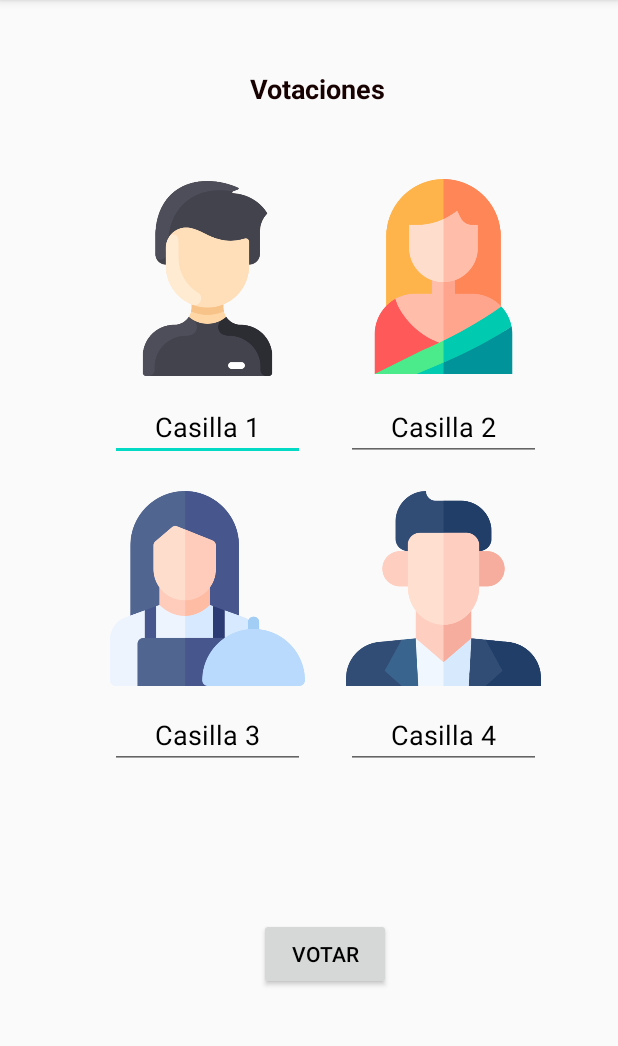
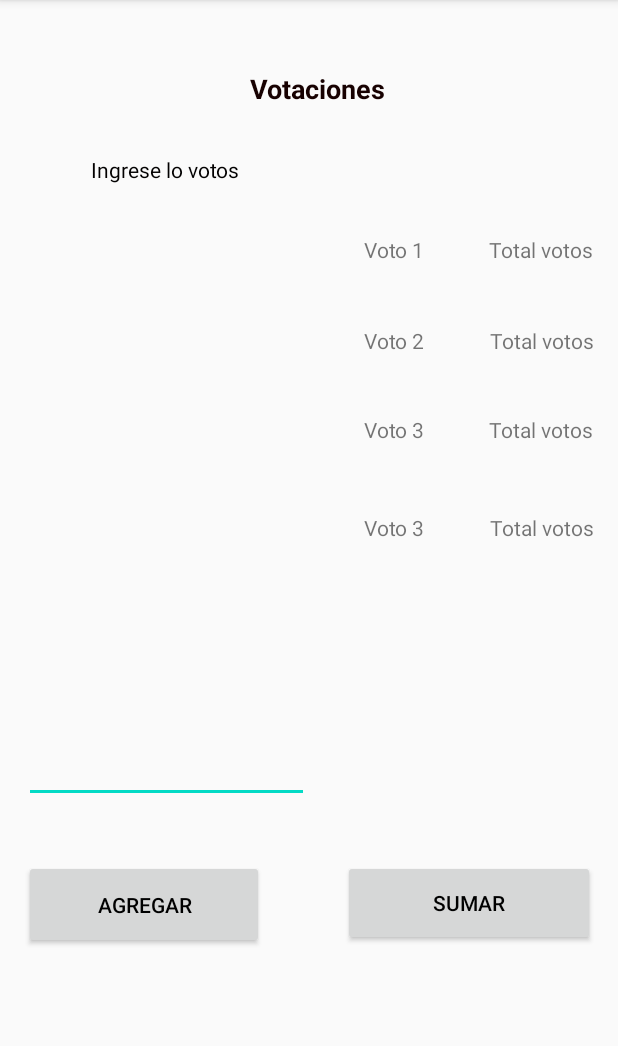
Before and after one commit to EduarRugamas/All-in-one-devexpertos, an Android app: the Ejercicio_2 screen opened directly, with no data from a screen before it, on a phone screen of 412 x 824 dp, the part 84-1130 px from its top. Run offline under Robolectric (Android 15) with nearby library versions, the phone set to English and light mode, and no system bars.

Commit message:
pantalla ejercicio2

```diff
--- a/app/src/main/AndroidManifest.xml
+++ b/app/src/main/AndroidManifest.xml
@@ -11,8 +11,6 @@
         android:theme="@style/AppTheme">
         <activity android:name=".Salarios.Ejercicio_3"></activity>
         <activity android:name=".Votos.Ejercicio_2" />
-        <activity android:name=".Votos.Votos" />
-        <activity android:name=".Salarios.Votos" />
         <activity android:name=".Ecuacion_Cuadratica.Ejercicio_1" />
         <activity android:name=".Home.MainActivity">
             <intent-filter>
--- a/app/src/main/java/com/devexpertos/allinone/Ecuacion_Cuadratica/Ejercicio_1.kt
+++ b/app/src/main/java/com/devexpertos/allinone/Ecuacion_Cuadratica/Ejercicio_1.kt
@@ -2,11 +2,16 @@ package com.devexpertos.allinone.Ecuacion_Cuadratica
 
 import androidx.appcompat.app.AppCompatActivity
 import android.os.Bundle
+import android.view.View
+import android.widget.EditText
 import com.devexpertos.allinone.R
 
 class Ejercicio_1 : AppCompatActivity() {
     override fun onCreate(savedInstanceState: Bundle?) {
         super.onCreate(savedInstanceState)
         setContentView(R.layout.activity_ejercicio_1)
+
+        val cantidad=findViewById<View>(R.id.buket) as EditText
+
     }
 }
--- a/app/src/main/res/layout/activity_ejercicio_2.xml
+++ b/app/src/main/res/layout/activity_ejercicio_2.xml
@@ -6,136 +6,7 @@
     android:layout_height="match_parent"
     tools:context=".Votos.Ejercicio_2">
 
-
-    <ImageView
-        android:id="@+id/imageView2"
-        android:layout_width="130dp"
-        android:layout_height="150dp"
-        app:layout_constraintBottom_toBottomOf="parent"
-        app:layout_constraintEnd_toEndOf="parent"
-        app:layout_constraintHorizontal_bias="0.259"
-        app:layout_constraintStart_toStartOf="parent"
-        app:layout_constraintTop_toTopOf="parent"
-        app:layout_constraintVertical_bias="0.179"
-        app:srcCompat="@drawable/pic1"
-        />
-
-    <ImageView
-        android:id="@+id/imageView4"
-        android:layout_width="130dp"
-        android:layout_height="150dp"
-        app:layout_constraintBottom_toBottomOf="parent"
-        app:layout_constraintEnd_toEndOf="parent"
-        app:layout_constraintHorizontal_bias="0.259"
-        app:layout_constraintStart_toStartOf="parent"
-        app:layout_constraintTop_toTopOf="parent"
-        app:layout_constraintVertical_bias="0.514"
-        app:srcCompat="@drawable/pic3" />
-
-    <ImageView
-        android:id="@+id/imageView6"
-        android:layout_width="130dp"
-        android:layout_height="150dp"
-        app:layout_constraintBottom_toBottomOf="parent"
-        app:layout_constraintEnd_toEndOf="parent"
-        app:layout_constraintHorizontal_bias="0.818"
-        app:layout_constraintStart_toStartOf="parent"
-        app:layout_constraintTop_toTopOf="parent"
-        app:layout_constraintVertical_bias="0.514"
-        app:srcCompat="@drawable/pic4" />
-
-    <ImageView
-        android:id="@+id/imageView3"
-        android:layout_width="130dp"
-        android:layout_height="150dp"
-        app:layout_constraintBottom_toBottomOf="parent"
-        app:layout_constraintEnd_toEndOf="parent"
-        app:layout_constraintHorizontal_bias="0.818"
-        app:layout_constraintStart_toStartOf="parent"
-        app:layout_constraintTop_toTopOf="parent"
-        app:layout_constraintVertical_bias="0.177"
-        app:srcCompat="@drawable/pic2" />
-
-    <Button
-        android:id="@+id/button"
-        android:layout_width="wrap_content"
-        android:layout_height="wrap_content"
-        android:text="Votar"
-        android:textAlignment="center"
-        android:textColor="#000000"
-        app:layout_constraintBottom_toBottomOf="parent"
-        app:layout_constraintEnd_toEndOf="parent"
-        app:layout_constraintHorizontal_bias="0.532"
-        app:layout_constraintStart_toStartOf="parent"
-        app:layout_constraintTop_toTopOf="parent"
-        app:layout_constraintVertical_bias="0.85" />
-
-    <EditText
-        android:id="@+id/editTextTextPersonName"
-        android:layout_width="130dp"
-        android:layout_height="40dp"
-        android:ems="10"
-        android:inputType="textPersonName"
-        android:text="Casilla 1"
-        android:textAlignment="center"
-        android:textColor="#000000"
-        app:layout_constraintBottom_toBottomOf="parent"
-        app:layout_constraintEnd_toEndOf="parent"
-        app:layout_constraintHorizontal_bias="0.259"
-        app:layout_constraintStart_toStartOf="parent"
-        app:layout_constraintTop_toTopOf="parent"
-        app:layout_constraintVertical_bias="0.367" />
-
-    <EditText
-        android:id="@+id/editTextTextPersonName2"
-        android:layout_width="130dp"
-        android:layout_height="40dp"
-        android:ems="10"
-        android:inputType="textPersonName"
-        android:text="Casilla 3"
-        android:textAlignment="center"
-        android:textColor="#000000"
-        app:layout_constraintBottom_toBottomOf="parent"
-        app:layout_constraintEnd_toEndOf="parent"
-        app:layout_constraintHorizontal_bias="0.259"
-        app:layout_constraintStart_toStartOf="parent"
-        app:layout_constraintTop_toTopOf="parent"
-        app:layout_constraintVertical_bias="0.649" />
-
-    <EditText
-        android:id="@+id/editTextTextPersonName4"
-        android:layout_width="130dp"
-        android:layout_height="40dp"
-        android:ems="10"
-        android:inputType="textPersonName"
-        android:text="Casilla 2"
-        android:textAlignment="center"
-        android:textColor="#000000"
-        app:layout_constraintBottom_toBottomOf="parent"
-        app:layout_constraintEnd_toEndOf="parent"
-        app:layout_constraintHorizontal_bias="0.818"
-        app:layout_constraintStart_toStartOf="parent"
-        app:layout_constraintTop_toTopOf="@+id/imageView3"
-        app:layout_constraintVertical_bias="0.255" />
-
-    <EditText
-        android:id="@+id/editTextTextPersonName3"
-        android:layout_width="130dp"
-        android:layout_height="40dp"
-        android:ems="10"
-        android:inputType="textPersonName"
-        android:text="Casilla 4"
-        android:textAlignment="center"
-        android:textColor="#000000"
-        app:layout_constraintBottom_toBottomOf="parent"
-        app:layout_constraintEnd_toEndOf="parent"
-        app:layout_constraintHorizontal_bias="0.818"
-        app:layout_constraintStart_toStartOf="parent"
-        app:layout_constraintTop_toTopOf="parent"
-        app:layout_constraintVertical_bias="0.649" />
-
     <TextView
-        android:id="@+id/textView2"
         android:layout_width="174dp"
         android:layout_height="27dp"
         android:text="Votaciones"
@@ -150,4 +21,157 @@
         app:layout_constraintTop_toTopOf="parent"
         app:layout_constraintVertical_bias="0.063" />
 
+    <TextView
+        android:layout_width="190dp"
+        android:layout_height="37dp"
+        android:text="Ingrese lo votos "
+        android:textAlignment="center"
+        android:textColor="#020000"
+        app:layout_constraintBottom_toBottomOf="parent"
+        app:layout_constraintEnd_toEndOf="parent"
+        app:layout_constraintHorizontal_bias="0.074"
+        app:layout_constraintStart_toStartOf="parent"
+        app:layout_constraintTop_toTopOf="parent"
+        app:layout_constraintVertical_bias="0.141" />
+
+    <EditText
+        android:id="@+id/buket"
+        android:layout_width="190dp"
+        android:layout_height="371dp"
+        android:ems="10"
+        android:inputType="textPersonName"
+        android:gravity="left"
+        app:layout_constraintBottom_toBottomOf="parent"
+        app:layout_constraintEnd_toEndOf="parent"
+        app:layout_constraintHorizontal_bias="0.072"
+        app:layout_constraintStart_toStartOf="parent"
+        app:layout_constraintTop_toTopOf="parent"
+        app:layout_constraintVertical_bias="0.413" />
+
+    <TextView
+        android:id="@+id/ttlVt1"
+        android:layout_width="70dp"
+        android:layout_height="30dp"
+        android:text="Total votos"
+        app:layout_constraintBottom_toBottomOf="parent"
+        app:layout_constraintEnd_toEndOf="parent"
+        app:layout_constraintHorizontal_bias="0.953"
+        app:layout_constraintStart_toStartOf="parent"
+        app:layout_constraintTop_toTopOf="parent"
+        app:layout_constraintVertical_bias="0.212" />
+
+    <TextView
+        android:id="@+id/vt1"
+        android:layout_width="70dp"
+        android:layout_height="30dp"
+        android:text="Voto 1"
+        app:layout_constraintBottom_toBottomOf="parent"
+        app:layout_constraintEnd_toEndOf="parent"
+        app:layout_constraintHorizontal_bias="0.709"
+        app:layout_constraintStart_toStartOf="parent"
+        app:layout_constraintTop_toTopOf="parent"
+        app:layout_constraintVertical_bias="0.212" />
+
+    <TextView
+        android:id="@+id/ttlVt2"
+        android:layout_width="70dp"
+        android:layout_height="31dp"
+        android:text="Total votos"
+        app:layout_constraintBottom_toBottomOf="parent"
+        app:layout_constraintEnd_toEndOf="parent"
+        app:layout_constraintHorizontal_bias="0.956"
+        app:layout_constraintStart_toStartOf="parent"
+        app:layout_constraintTop_toTopOf="parent"
+        app:layout_constraintVertical_bias="0.295" />
+
+    <TextView
+        android:id="@+id/vt2"
+        android:layout_width="70dp"
+        android:layout_height="31dp"
+        android:text="Voto 2"
+        app:layout_constraintBottom_toBottomOf="parent"
+        app:layout_constraintEnd_toEndOf="parent"
+        app:layout_constraintHorizontal_bias="0.709"
+        app:layout_constraintStart_toStartOf="parent"
+        app:layout_constraintTop_toTopOf="parent"
+        app:layout_constraintVertical_bias="0.295" />
+
+    <TextView
+        android:id="@+id/ttlVt3"
+        android:layout_width="70dp"
+        android:layout_height="32dp"
+        android:text="Total votos"
+        app:layout_constraintBottom_toBottomOf="parent"
+        app:layout_constraintEnd_toEndOf="parent"
+        app:layout_constraintHorizontal_bias="0.953"
+        app:layout_constraintStart_toStartOf="parent"
+        app:layout_constraintTop_toTopOf="parent"
+        app:layout_constraintVertical_bias="0.376" />
+
+    <TextView
+        android:id="@+id/vt3"
+        android:layout_width="70dp"
+        android:layout_height="32dp"
+        android:text="Voto 3"
+        app:layout_constraintBottom_toBottomOf="parent"
+        app:layout_constraintEnd_toEndOf="parent"
+        app:layout_constraintHorizontal_bias="0.709"
+        app:layout_constraintStart_toStartOf="parent"
+        app:layout_constraintTop_toTopOf="parent"
+        app:layout_constraintVertical_bias="0.376" />
+
+    <TextView
+        android:id="@+id/ttlVt4"
+        android:layout_width="70dp"
+        android:layout_height="30dp"
+        android:text="Total votos"
+        app:layout_constraintBottom_toBottomOf="parent"
+        app:layout_constraintEnd_toEndOf="parent"
+        app:layout_constraintHorizontal_bias="0.956"
+        app:layout_constraintStart_toStartOf="parent"
+        app:layout_constraintTop_toTopOf="parent"
+        app:layout_constraintVertical_bias="0.463" />
+
+
+    <TextView
+        android:id="@+id/vt4"
+        android:layout_width="70dp"
+        android:layout_height="30dp"
+        android:text="Voto 3"
+        app:layout_constraintBottom_toBottomOf="parent"
+        app:layout_constraintEnd_toEndOf="parent"
+        app:layout_constraintHorizontal_bias="0.709"
+        app:layout_constraintStart_toStartOf="parent"
+        app:layout_constraintTop_toTopOf="parent"
+        app:layout_constraintVertical_bias="0.463" />
+
+    <Button
+        android:id="@+id/btnAgregar"
+        android:layout_width="160dp"
+        android:layout_height="59dp"
+        android:text="Agregar"
+        android:textAlignment="center"
+        android:textColor="#000000"
+        app:layout_constraintBottom_toBottomOf="parent"
+        app:layout_constraintEnd_toEndOf="parent"
+        app:layout_constraintHorizontal_bias="0.063"
+        app:layout_constraintStart_toStartOf="parent"
+        app:layout_constraintTop_toTopOf="parent"
+        app:layout_constraintVertical_bias="0.809" />
+
+    <Button
+        android:id="@+id/btnConteo"
+        android:layout_width="168dp"
+        android:layout_height="57dp"
+        android:text="Sumar"
+        android:textAlignment="center"
+        android:textColor="#000000"
+        app:layout_constraintBottom_toBottomOf="parent"
+        app:layout_constraintEnd_toEndOf="parent"
+        app:layout_constraintHorizontal_bias="0.938"
+        app:layout_constraintStart_toStartOf="parent"
+        app:layout_constraintTop_toTopOf="parent"
+        app:layout_constraintVertical_bias="0.807" />
+
+
 </androidx.constraintlayout.widget.ConstraintLayout>
```
